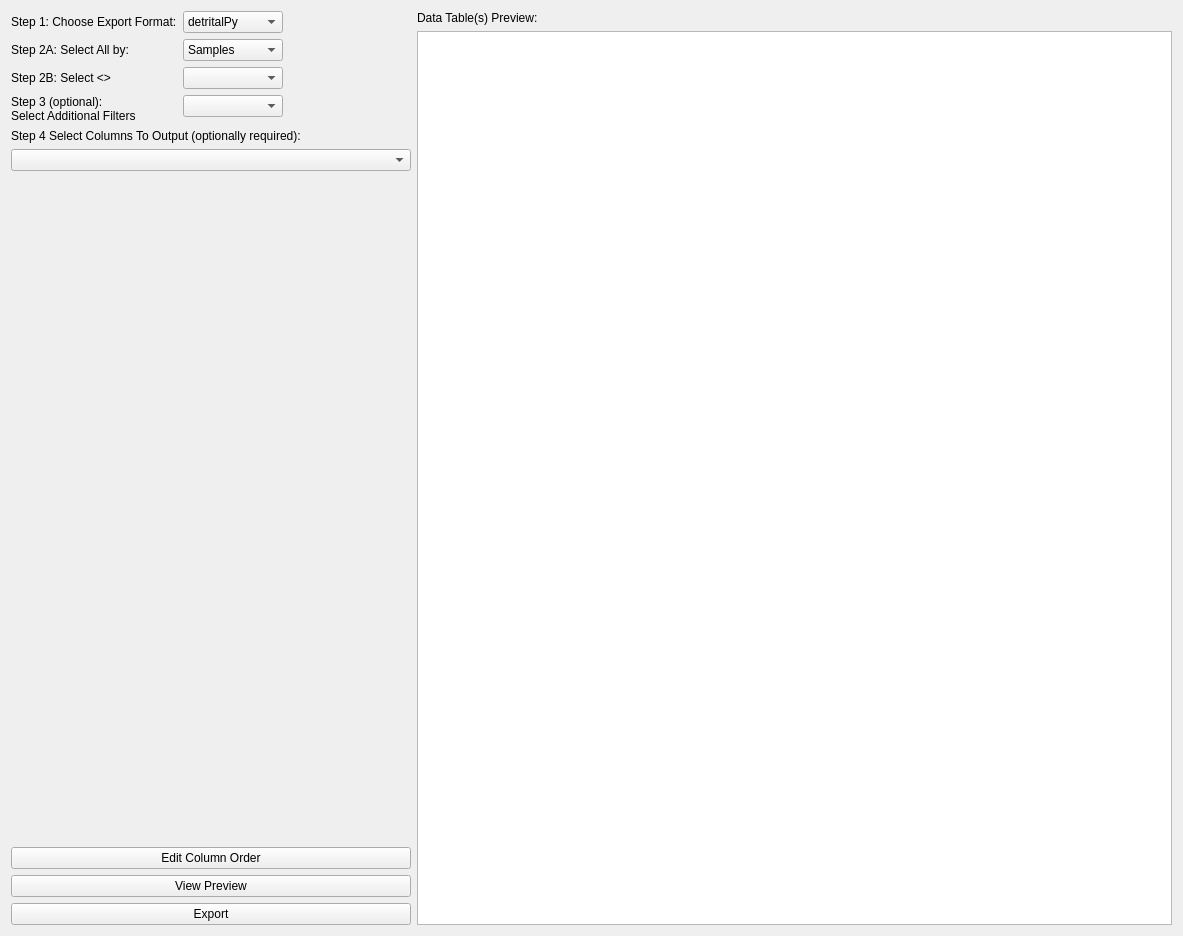
Before: the Qt Designer form ui/ExporterUI.ui in kathrynmetcalf/GeoCORK, drawn with Qt 5.
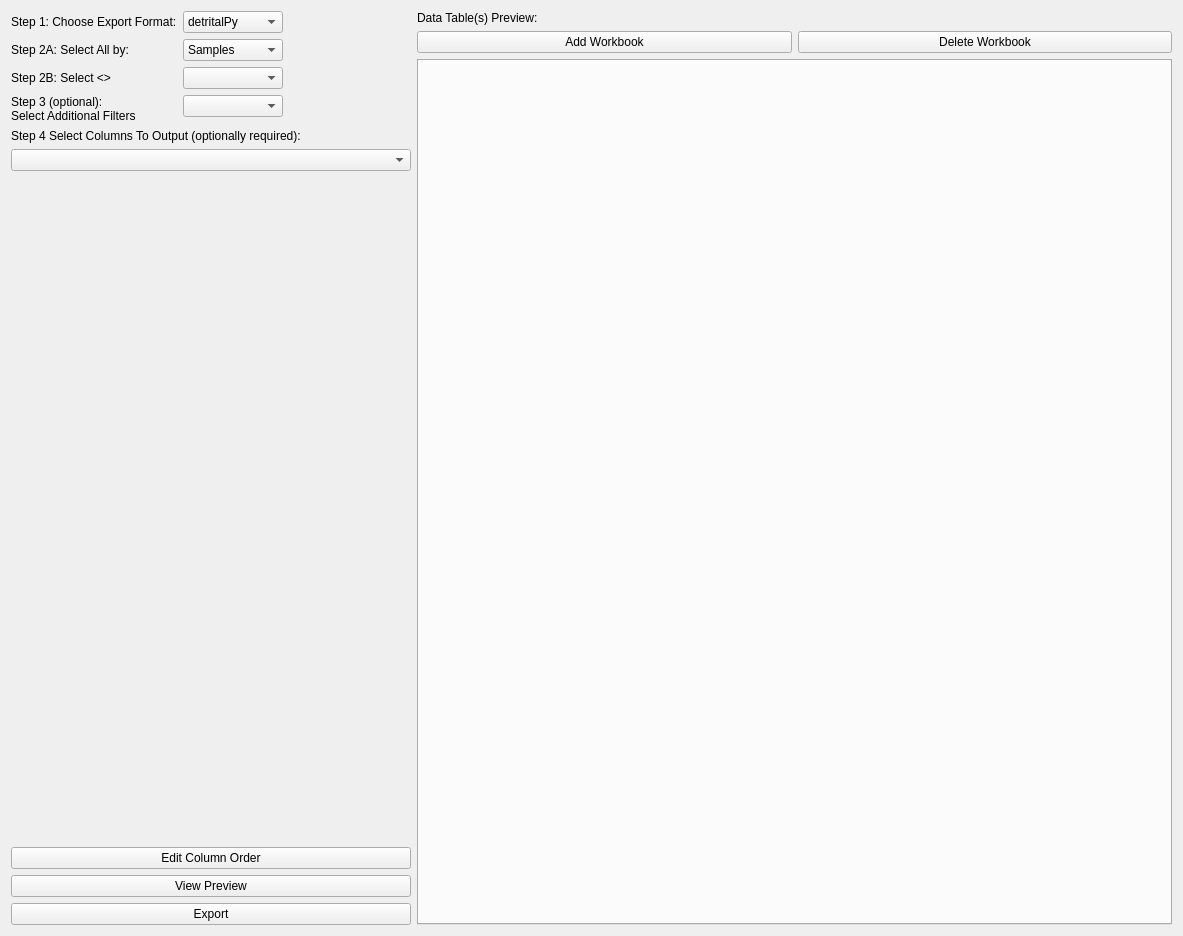
After: the same form once the commit is applied. Custom widgets are drawn as their Qt base class.

```diff
--- a/ui/ExporterUI.ui
+++ b/ui/ExporterUI.ui
@@ -291,7 +291,25 @@
       </widget>
      </item>
      <item>
-      <widget class="QTableView" name="tableView"/>
+      <layout class="QHBoxLayout" name="horizontalLayout_4">
+       <item>
+        <widget class="QPushButton" name="add_workbook_button">
+         <property name="text">
+          <string>Add Workbook</string>
+         </property>
+        </widget>
+       </item>
+       <item>
+        <widget class="QPushButton" name="remove_workbook_button">
+         <property name="text">
+          <string>Delete Workbook</string>
+         </property>
+        </widget>
+       </item>
+      </layout>
+     </item>
+     <item>
+      <widget class="QTabWidget" name="workbooktabs"/>
      </item>
     </layout>
    </item>
```
